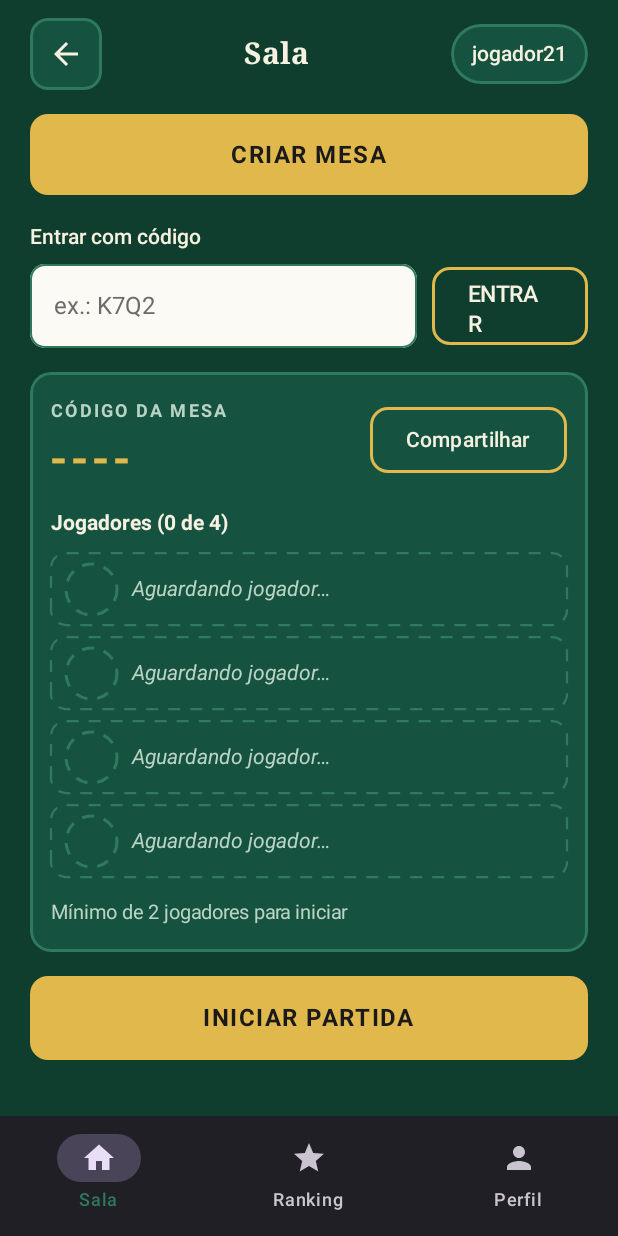
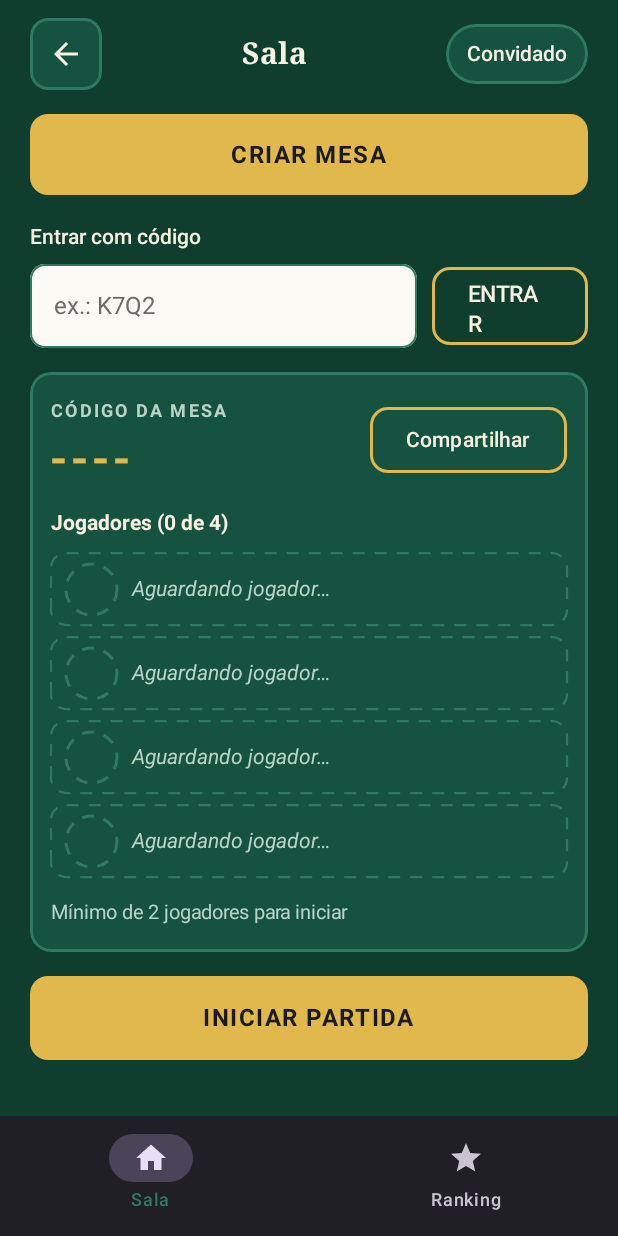
Before and after one commit to pazucch/CardGame21, an Android app built with Jetpack Compose: the screen it shows after launch (MainActivity), after a tap on "ENTRAR", on a phone screen of 412 x 824 dp. Run offline under Robolectric (Android 15) with nearby library versions, the phone set to English and light mode, and no system bars.

Commit message:
feat: implement screen structure, navigation, and Room setup

```diff
--- a/app/src/main/java/br/edu/positivo/cardgame21/data/local/dao/PartidaDao.kt
+++ b/app/src/main/java/br/edu/positivo/cardgame21/data/local/dao/PartidaDao.kt
@@ -10,8 +10,7 @@ import br.edu.positivo.cardgame21.data.local.entity.PartidaEntity
 import kotlinx.coroutines.flow.Flow
 
 @Dao
-interface PartidaDao
-{
+interface PartidaDao {
     @Insert(onConflict = OnConflictStrategy.REPLACE)
     suspend fun inserir(partida: PartidaEntity): Long
 
--- a/app/src/main/java/br/edu/positivo/cardgame21/ui/components/Cartas.kt
+++ b/app/src/main/java/br/edu/positivo/cardgame21/ui/components/Cartas.kt
@@ -22,6 +22,7 @@ import androidx.compose.ui.text.style.TextAlign
 import androidx.compose.ui.unit.Dp
 import androidx.compose.ui.unit.dp
 import androidx.compose.ui.unit.sp
+import br.edu.positivo.cardgame21.logic.Naipe
 import br.edu.positivo.cardgame21.ui.theme.BordaCarta
 import br.edu.positivo.cardgame21.ui.theme.CartaCostas
 import br.edu.positivo.cardgame21.ui.theme.CartaCostasClara
@@ -32,14 +33,6 @@ import br.edu.positivo.cardgame21.ui.theme.Preto
 import br.edu.positivo.cardgame21.ui.theme.Vermelho
 import br.edu.positivo.cardgame21.ui.theme.VerdeBorda
 import br.edu.positivo.cardgame21.ui.theme.VerdeTextoSuave
-
-// Os quatro naipes. O "︎" força o símbolo a aparecer como texto
-enum class Naipe(val simbolo: String, val vermelho: Boolean) {
-    ESPADAS("♠︎", false),
-    COPAS("♥︎", true),
-    OUROS("♦︎", true),
-    PAUS("♣︎", false)
-}
 
 // Carta aberta, com valor e naipe.
 @Composable
--- a/app/src/main/java/br/edu/positivo/cardgame21/ui/navigation/AppNavigation.kt
+++ b/app/src/main/java/br/edu/positivo/cardgame21/ui/navigation/AppNavigation.kt
@@ -3,7 +3,6 @@ package br.edu.positivo.cardgame21.ui.navigation
 import androidx.compose.foundation.layout.padding
 import androidx.compose.material.icons.Icons
 import androidx.compose.material.icons.filled.Home
-import androidx.compose.material.icons.filled.Person
 import androidx.compose.material.icons.filled.Star
 import androidx.compose.material3.Icon
 import androidx.compose.material3.NavigationBar
@@ -13,15 +12,45 @@ import androidx.compose.material3.Text
 import androidx.compose.runtime.Composable
 import androidx.compose.runtime.getValue
 import androidx.compose.ui.Modifier
-import androidx.navigation.NavGraph.Companion.findStartDestination
+import androidx.compose.ui.graphics.vector.ImageVector
+import androidx.navigation.NavHostController
 import androidx.navigation.compose.NavHost
 import androidx.navigation.compose.composable
 import androidx.navigation.compose.currentBackStackEntryAsState
 import androidx.navigation.compose.rememberNavController
 import br.edu.positivo.cardgame21.ui.screens.*
 
-// Telas onde a barra inferior deve aparecer
-val telasComBottomBar = listOf(Rotas.SALA, Rotas.PLACAR, Rotas.CRIAR_MESA)
+private data class ItemBarra(val rota: String, val rotulo: String, val icone: ImageVector)
+
+// Só os destinos principais aparecem na barra (e só neles a barra é exibida).
+// TODO (Admin/Perfil): adicionar aqui a aba de Perfil/Admin, mostrada conforme isAdmin.
+private val itensBarra = listOf(
+    ItemBarra(Rotas.SALA, "Sala", Icons.Filled.Home),
+    ItemBarra(Rotas.PLACAR, "Ranking", Icons.Filled.Star)
+)
+
+// Troca de aba mantendo a Sala como base da pilha (e não o Login).
+private fun NavHostController.irParaAba(rota: String) {
+    navigate(rota) {
+        popUpTo(Rotas.SALA) { saveState = true }
+        launchSingleTop = true
+        restoreState = true
+    }
+}
+
+// Depois do login, remove o Login da pilha: o botão voltar não retorna a ele.
+private fun NavHostController.entrarNaSala() {
+    navigate(Rotas.SALA) {
+        popUpTo(Rotas.LOGIN) { inclusive = true }
+    }
+}
+
+// Sair da conta: limpa a pilha e volta ao Login.
+private fun NavHostController.sairDaConta() {
+    navigate(Rotas.LOGIN) {
+        popUpTo(Rotas.SALA) { inclusive = true }
+    }
+}
 
 @Composable
 fun AppNavigation() {
@@ -31,48 +60,16 @@ fun AppNavigation() {
 
     Scaffold(
         bottomBar = {
-            // Só mostra a barra se a tela atual estiver na lista
-            if (currentRoute in telasComBottomBar) {
+            if (itensBarra.any { it.rota == currentRoute }) {
                 NavigationBar {
-                    // Item 1: Sala
-                    NavigationBarItem(
-                        icon = { Icon(Icons.Filled.Home, contentDescription = "Sala") },
-                        label = { Text("Sala") },
-                        selected = currentRoute == Rotas.SALA,
-                        onClick = {
-                            navController.navigate(Rotas.SALA) {
-                                popUpTo(navController.graph.findStartDestination().id) { saveState = true }
-                                launchSingleTop = true
-                                restoreState = true
-                            }
-                        }
-                    )
-                    // Item 2: Ranking
-                    NavigationBarItem(
-                        icon = { Icon(Icons.Filled.Star, contentDescription = "Ranking") },
-                        label = { Text("Ranking") },
-                        selected = currentRoute == Rotas.PLACAR,
-                        onClick = {
-                            navController.navigate(Rotas.PLACAR) {
-                                popUpTo(navController.graph.findStartDestination().id) { saveState = true }
-                                launchSingleTop = true
-                                restoreState = true
-                            }
-                        }
-                    )
-                    // Item 3: Perfil (Criar Usuário)
-                    NavigationBarItem(
-                        icon = { Icon(Icons.Filled.Person, contentDescription = "Perfil") },
-                        label = { Text("Perfil") },
-                        selected = currentRoute == Rotas.CRIAR_USUARIO,
-                        onClick = {
-                            navController.navigate(Rotas.CRIAR_USUARIO) {
-                                popUpTo(navController.graph.findStartDestination().id) { saveState = true }
-                                launchSingleTop = true
-                                restoreState = true
-                            }
-                        }
-                    )
+                    itensBarra.forEach { item ->
+                        NavigationBarItem(
+                            icon = { Icon(item.icone, contentDescription = item.rotulo) },
+                            label = { Text(item.rotulo) },
+                            selected = currentRoute == item.rota,
+                            onClick = { navController.irParaAba(item.rota) }
+                        )
+                    }
                 }
             }
         }
@@ -84,22 +81,22 @@ fun AppNavigation() {
         ) {
             composable(Rotas.LOGIN) {
                 LoginScreen(
-                    onEntrar = { navController.navigate(Rotas.SALA) },
+                    onEntrar = { _, _ -> navController.entrarNaSala() },
                     onCriarConta = { navController.navigate(Rotas.CRIAR_USUARIO) },
-                    onConvidado = { navController.navigate(Rotas.SALA) }
+                    onConvidado = { navController.entrarNaSala() }
                 )
             }
 
             composable(Rotas.CRIAR_USUARIO) {
                 CriarUsuarioScreen(
                     onVoltar = { navController.popBackStack() },
-                    onSalvarUsuario = { _, _ -> navController.popBackStack() }
+                    onSalvarUsuario = { _, _, _ -> navController.popBackStack() }
                 )
             }
 
             composable(Rotas.SALA) {
                 SalaScreen(
-                    onVoltar = { navController.popBackStack() },
+                    onVoltar = { navController.sairDaConta() },
                     onIniciarPartida = { navController.navigate(Rotas.JOGO) },
                     onCriarMesa = { navController.navigate(Rotas.CRIAR_MESA) }
                 )
--- a/app/src/main/java/br/edu/positivo/cardgame21/ui/screens/LoginScreen.kt
+++ b/app/src/main/java/br/edu/positivo/cardgame21/ui/screens/LoginScreen.kt
@@ -35,7 +35,7 @@ import br.edu.positivo.cardgame21.ui.components.BotaoSecundario
 import br.edu.positivo.cardgame21.ui.components.CampoTexto
 import br.edu.positivo.cardgame21.ui.components.CaixaErro
 import br.edu.positivo.cardgame21.ui.components.CartaFrente
-import br.edu.positivo.cardgame21.ui.components.Naipe
+import br.edu.positivo.cardgame21.logic.Naipe
 import br.edu.positivo.cardgame21.ui.theme.CremeTexto
 import br.edu.positivo.cardgame21.ui.theme.Dimens
 import br.edu.positivo.cardgame21.ui.theme.Dourado
@@ -47,7 +47,7 @@ import br.edu.positivo.cardgame21.ui.theme.VerdeTextoSuave
 
 @Composable
 fun LoginScreen(
-    onEntrar: () -> Unit,
+    onEntrar: (usuario: String, senha: String) -> Unit,
     onCriarConta: () -> Unit,
     onConvidado: () -> Unit,
     modifier: Modifier = Modifier,
@@ -135,7 +135,7 @@ fun LoginScreen(
             horizontalAlignment = Alignment.CenterHorizontally,
             verticalArrangement = Arrangement.spacedBy(12.dp)
         ) {
-            BotaoPrincipal("ENTRAR", onEntrar, Modifier.fillMaxWidth())
+            BotaoPrincipal("ENTRAR", { onEntrar(usuario, senha) }, Modifier.fillMaxWidth())
             BotaoSecundario("Criar conta", onCriarConta, Modifier.fillMaxWidth())
             BotaoLink("Jogar como convidado", onConvidado)
         }
@@ -146,6 +146,6 @@ fun LoginScreen(
 @Composable
 private fun LoginScreenPreview() {
     Jogo21Theme {
-        LoginScreen(onEntrar = {}, onCriarConta = {}, onConvidado = {}, mensagemErro = "Usuário ou senha incorretos")
+        LoginScreen(onEntrar = { _, _ -> }, onCriarConta = {}, onConvidado = {}, mensagemErro = "Usuário ou senha incorretos")
     }
 }
--- a/app/src/main/java/br/edu/positivo/cardgame21/ui/screens/SalaScreen.kt
+++ b/app/src/main/java/br/edu/positivo/cardgame21/ui/screens/SalaScreen.kt
@@ -59,7 +59,8 @@ fun SalaScreen(
     modifier: Modifier = Modifier,
     onCriarMesa: () -> Unit = {},
     onEntrarComCodigo: (String) -> Unit = {},
-    onCompartilhar: () -> Unit = {}
+    onCompartilhar: () -> Unit = {},
+    nomeUsuario: String = "Convidado"
 ) {
     var codigo by rememberSaveable { mutableStateOf("") }
 
@@ -76,7 +77,7 @@ fun SalaScreen(
             titulo = "Sala",
             descricaoVoltar = "Voltar ao login",
             onVoltar = onVoltar
-        ) { Pilula("jogador21") }
+        ) { Pilula(nomeUsuario) }
 
         BotaoPrincipal("CRIAR MESA", onCriarMesa, Modifier.fillMaxWidth())
 
```
Also changed, not shown: app/src/main/java/br/edu/positivo/cardgame21/data/local/dao/JogadorDao.kt (+8 -5 lines), app/src/main/java/br/edu/positivo/cardgame21/data/local/database/AppDatabase.kt (+5 -4 lines), app/src/main/java/br/edu/positivo/cardgame21/data/local/entity/JogadorEntity.kt (+6 -1 lines), app/src/main/java/br/edu/positivo/cardgame21/data/local/entity/PartidaEntity.kt (+14 -1 lines), app/src/main/java/br/edu/positivo/cardgame21/data/repository/JogadorRepository.kt (+13 -5 lines), app/src/main/java/br/edu/positivo/cardgame21/logic/Naipe.kt (+6 -5 lines), app/src/main/java/br/edu/positivo/cardgame21/logic/Seguranca.kt (added, +11 -0 lines), app/src/main/java/br/edu/positivo/cardgame21/ui/screens/CriarUsuarioScreen.kt (+26 -4 lines), app/src/main/java/br/edu/positivo/cardgame21/ui/screens/JogoScreen.kt (+16 -10 lines).
